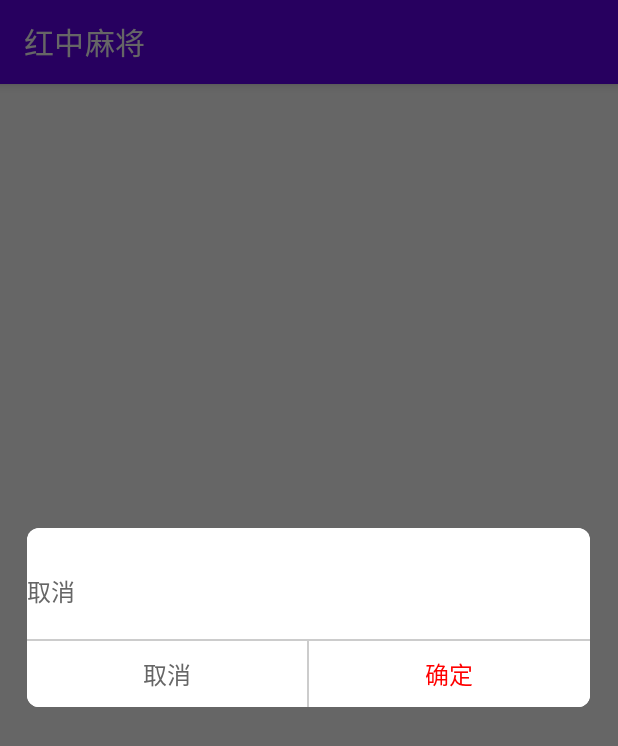
After one commit to tanliang2/beargames, an Android app: the fragment ExitDialog shown on its own in the app's theme, on a phone screen of 412 x 824 dp. The commit adds this screen. Shown: the top 746 px of the screen. Run offline under Robolectric (Android 15) with nearby library versions, the phone set to English and light mode, and no system bars.

Commit message:
返回逻辑接入

```diff
--- /dev/null
+++ b/app/src/main/java/com/xiaoxiong/beargames/ExitDialog.kt
@@ -0,0 +1,91 @@
+package com.android.loan.ca.ui.main.widget
+
+import android.content.Context
+import android.content.Intent
+import android.net.Uri
+import android.os.Bundle
+import android.view.Gravity
+import android.view.LayoutInflater
+import android.view.View
+import android.view.ViewGroup
+import android.widget.TextView
+import androidx.fragment.app.DialogFragment
+import com.xiaoxiong.beargames.R
+import com.xiaoxiong.beargames.util.AppManager
+
+
+/**
+ * @author xcb
+ * date：12/21/20 1:44 PM
+ * description:跳转到google 去评分 对话框
+ */
+class ExitDialog : DialogFragment() {
+    override fun onCreateView(
+        inflater: LayoutInflater,
+        container: ViewGroup?,
+        savedInstanceState: Bundle?
+    ): View? {
+        return layoutInflater.inflate(R.layout.dialog_exit_app, null)
+    }
+
+    override fun onViewCreated(view: View, savedInstanceState: Bundle?) {
+        super.onViewCreated(view, savedInstanceState)
+        val tvCancel = view.findViewById<TextView>(R.id.tvCancel)
+        val tvOk = view.findViewById<TextView>(R.id.tvOk)
+        tvCancel.setOnClickListener {
+            this.dismiss()
+        }
+        tvOk.setOnClickListener {
+            //openGooglePlay(requireContext())
+            this.dismiss()
+            AppManager.appExit(requireContext(),false)
+        }
+    }
+
+    override fun onStart() {
+        super.onStart()
+        resetWindow()
+    }
+
+    private fun resetWindow() {
+        val window = dialog?.window
+        if (window != null) {
+            window.setBackgroundDrawableResource(R.drawable.shape_round_8)
+            val lp = window.attributes
+            lp.width = resources.displayMetrics.widthPixels * 164 / 180
+            lp.gravity = Gravity.CENTER
+            window.attributes = lp
+        }
+    }
+
+    /**
+     * 打开Google Play
+     */
+    private fun openGooglePlay(context: Context) {
+        try {
+            val intent = Intent(Intent.ACTION_VIEW)
+            intent.data = Uri.parse("market://details?id=${context.packageName}")
+            intent.setPackage("com.android.vending")
+            intent.addFlags(Intent.FLAG_ACTIVITY_NEW_TASK)
+            if (intent.resolveActivity(context.packageManager) != null) {
+                context.startActivity(intent)
+            } else {
+                val intentBrowser = Intent(Intent.ACTION_VIEW)
+                intentBrowser.data =
+                    Uri.parse("https://play.google.com/store/apps/details?id=${context.packageName}")
+                intent.addFlags(Intent.FLAG_ACTIVITY_NEW_TASK)
+                if (intentBrowser.resolveActivity(context.packageManager) != null) {
+                    context.startActivity(intentBrowser)
+                }
+            }
+        } catch (e: Exception) {
+            val intentBrowser = Intent(Intent.ACTION_VIEW)
+            intentBrowser.data =
+                Uri.parse("https://play.google.com/store/apps/details?id=${context.packageName}")
+            intentBrowser.addFlags(Intent.FLAG_ACTIVITY_NEW_TASK)
+            if (intentBrowser.resolveActivity(context.packageManager) != null) {
+                context.startActivity(intentBrowser)
+            }
+        }
+    }
+}
--- a/app/src/main/java/com/xiaoxiong/beargames/MainActivity.kt
+++ b/app/src/main/java/com/xiaoxiong/beargames/MainActivity.kt
@@ -2,11 +2,13 @@ package com.xiaoxiong.beargames
 
 import androidx.appcompat.app.AppCompatActivity
 import android.os.Bundle
+import com.xiaoxiong.beargames.util.AppManager
 
 class MainActivity : AppCompatActivity() {
     override fun onCreate(savedInstanceState: Bundle?) {
         super.onCreate(savedInstanceState)
         setContentView(R.layout.activity_main)
+        AppManager.addActivity(this)
         BaseWebActivity.startWebActivity(this,GAME_HOME_URL)
     }
 
--- /dev/null
+++ b/app/src/main/res/drawable/ripple_effect_white.xml
@@ -0,0 +1,6 @@
+<?xml version="1.0" encoding="utf-8"?>
+<selector xmlns:android="http://schemas.android.com/apk/res/android">
+
+    <item android:drawable="@color/c_F5F5F5" android:state_pressed="true" />
+    <item android:drawable="@color/white" />
+</selector>
--- /dev/null
+++ b/app/src/main/res/drawable/shape_round_8.xml
@@ -0,0 +1,6 @@
+<?xml version="1.0" encoding="utf-8"?>
+<shape xmlns:android="http://schemas.android.com/apk/res/android"
+    android:shape="rectangle">
+    <solid android:color="@color/white" />
+    <corners android:radius="8dp" />
+</shape>
--- /dev/null
+++ b/app/src/main/res/layout/dialog_exit_app.xml
@@ -0,0 +1,75 @@
+<?xml version="1.0" encoding="utf-8"?>
+<FrameLayout xmlns:android="http://schemas.android.com/apk/res/android"
+    xmlns:app="http://schemas.android.com/apk/res-auto"
+    xmlns:tools="http://schemas.android.com/tools"
+    android:layout_width="match_parent"
+    android:layout_height="match_parent">
+
+    <androidx.constraintlayout.widget.ConstraintLayout
+        android:layout_width="match_parent"
+        android:layout_height="wrap_content"
+        android:paddingTop="30dp"
+        android:background="@color/white">
+        <TextView
+            android:id="@+id/tvTitle"
+            android:layout_width="0dp"
+            android:layout_height="match_parent"
+            android:layout_weight="1"
+            android:gravity="center"
+            android:text="@string/exit_cancel"
+            android:textColor="@color/c_666666"
+            android:textSize="16dp"
+            app:layout_constraintStart_toStartOf="parent"
+            tools:ignore="DuplicateIds" />
+
+        <View
+            android:id="@+id/divider"
+            android:layout_width="match_parent"
+            android:layout_height="1dp"
+            android:layout_marginTop="20dp"
+            android:background="@color/c_CCCCCC"
+            app:layout_constraintTop_toBottomOf="@id/tvTitle"/>
+
+        <LinearLayout
+            android:id="@+id/llBottom"
+            android:layout_width="match_parent"
+            android:layout_height="44dp"
+            android:orientation="horizontal"
+            app:layout_constraintEnd_toEndOf="parent"
+            app:layout_constraintStart_toStartOf="parent"
+            app:layout_constraintTop_toBottomOf="@id/divider">
+
+            <TextView
+                android:id="@+id/tvCancel"
+                android:layout_width="0dp"
+                android:layout_height="match_parent"
+                android:layout_weight="1"
+                android:background="@drawable/ripple_effect_white"
+                android:gravity="center"
+                android:text="@string/exit_cancel"
+                android:textColor="@color/c_666666"
+                android:textSize="16dp" />
+
+            <View
+                android:id="@+id/divider1"
+                android:layout_width="1dp"
+                android:layout_height="match_parent"
+                android:background="@color/c_CCCCCC"
+                app:layout_constraintTop_toBottomOf="@id/divider" />
+
+            <TextView
+                android:id="@+id/tvOk"
+                android:layout_width="0dp"
+                android:layout_height="match_parent"
+                android:layout_weight="1"
+                android:background="@drawable/ripple_effect_white"
+                android:gravity="center"
+                android:text="@string/exit_ok"
+                android:textColor="@color/colorPrimary"
+                android:textSize="16dp" />
+
+        </LinearLayout>
+
+    </androidx.constraintlayout.widget.ConstraintLayout>
+
+</FrameLayout>
--- a/app/src/main/res/values/colors.xml
+++ b/app/src/main/res/values/colors.xml
@@ -7,4 +7,8 @@
     <color name="teal_700">#FF018786</color>
     <color name="black">#FF000000</color>
     <color name="white">#FFFFFFFF</color>
+    <color name="c_CCCCCC">#CCCCCC</color>
+    <color name="c_666666">#666666</color>
+    <color name="c_F5F5F5">#F5F5F5</color>
+    <color name="colorPrimary">#ff0000</color>
 </resources>
--- a/app/src/main/res/values/strings.xml
+++ b/app/src/main/res/values/strings.xml
@@ -1,3 +1,7 @@
 <resources>
-    <string name="app_name">beargames</string>
+    <string name="app_name">红中麻将</string>
+    <string name="exit_tip">要离开应用么？不再玩会？</string>
+    <string name="exit_ok">确定</string>
+    <string name="exit_cancel">取消</string>
+    <string name="exit_toast_tip">快速双击返回退出应用</string>
 </resources>
```
Also changed, not shown: app/src/main/java/com/xiaoxiong/beargames/BaseWebActivity.kt (+18 -18 lines), app/src/main/java/com/xiaoxiong/beargames/util/AppManager.kt (added, +43 -0 lines).
